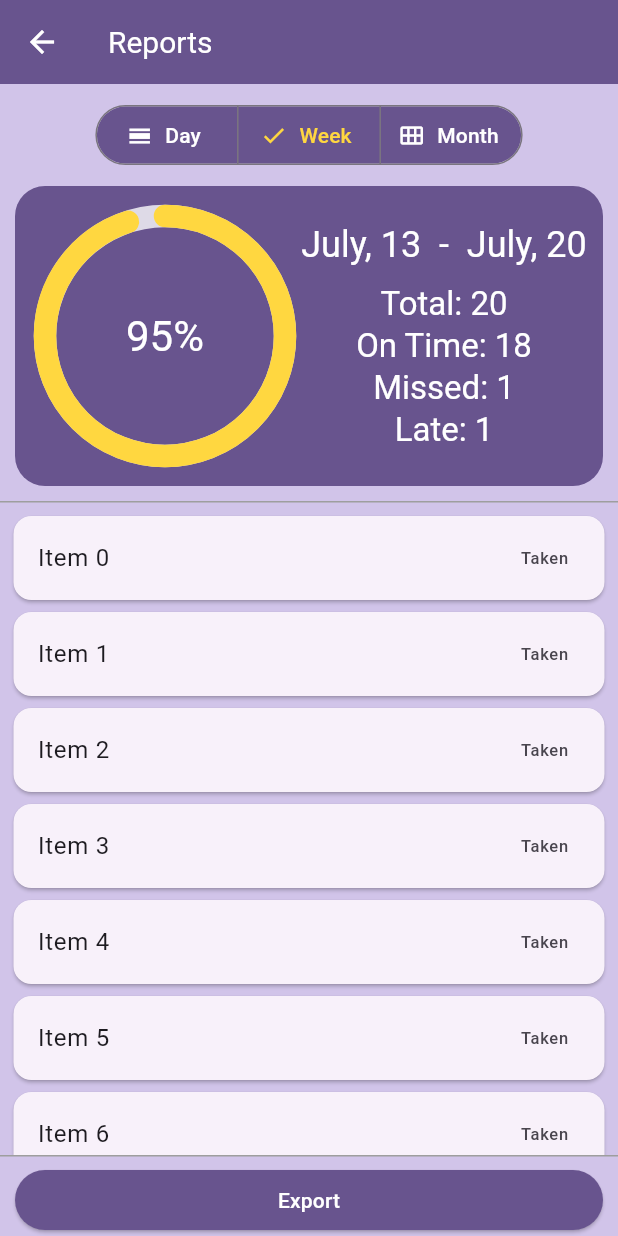
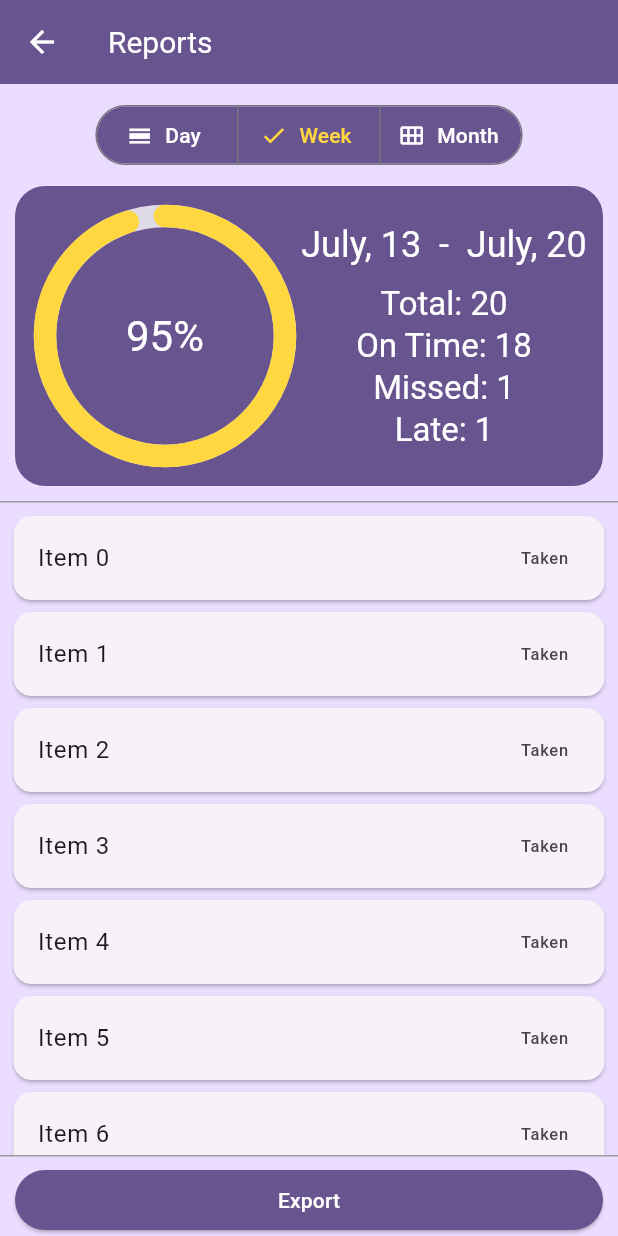
Before and after one commit to Devanand-Sharma/medication-dispenser, a Flutter app: the ReportScreen screen opened by its route, on a phone screen of 412 x 824 dp. Run offline on Flutter 3.47's test engine with Material 3 defaults, Android fonts, the light colour scheme and no system bars; drawn by our look-alikes of simple_circular_progress_bar; our stand-ins replace calendar_view, gap, table_calendar.

Commit message:
Modified Theming
Signed-off-by: Keeshigan Pirabaharan <kpirabaharan3@gmail.com>

```diff
--- a/lib/screens/history.dart
+++ b/lib/screens/history.dart
@@ -44,7 +44,7 @@ class _HistoryScreenState extends State<HistoryScreen> {
                   shape: BoxShape.circle,
                 ),
                 selectedDecoration: BoxDecoration(
-                  color: Colors.deepPurple.shade300,
+                  color: Theme.of(context).primaryColor,
                   shape: BoxShape.circle,
                 ),
                 outsideTextStyle: const TextStyle(color: Colors.black),
--- a/lib/screens/home.dart
+++ b/lib/screens/home.dart
@@ -79,7 +79,7 @@ class HomeScreen extends StatelessWidget {
         ),
       ),
       body: Container(
-        color: Colors.deepPurple.shade100,
+        color: Theme.of(context).colorScheme.primaryContainer,
         child: Column(children: [
           _buildSummaryReport(context),
           Expanded(
--- a/lib/screens/medication.dart
+++ b/lib/screens/medication.dart
@@ -42,7 +42,7 @@ class _MedicationScreenState extends State<MedicationScreen> {
         backgroundColor: Theme.of(context).colorScheme.primary,
       ),
       body: Container(
-        color: Colors.deepPurple.shade100,
+        color: Theme.of(context).colorScheme.primaryContainer,
         child: Column(children: [
           Expanded(
             child: ListView.builder(
--- a/lib/screens/report.dart
+++ b/lib/screens/report.dart
@@ -28,7 +28,7 @@ class _ReportScreenState extends State<ReportScreen> {
   @override
   Widget build(BuildContext context) {
     return Scaffold(
-      backgroundColor: Colors.deepPurple.shade100,
+      backgroundColor: Theme.of(context).colorScheme.primaryContainer,
       appBar: AppBar(
         title: const Text('Reports'),
         foregroundColor: Theme.of(context).colorScheme.onPrimary,
```
